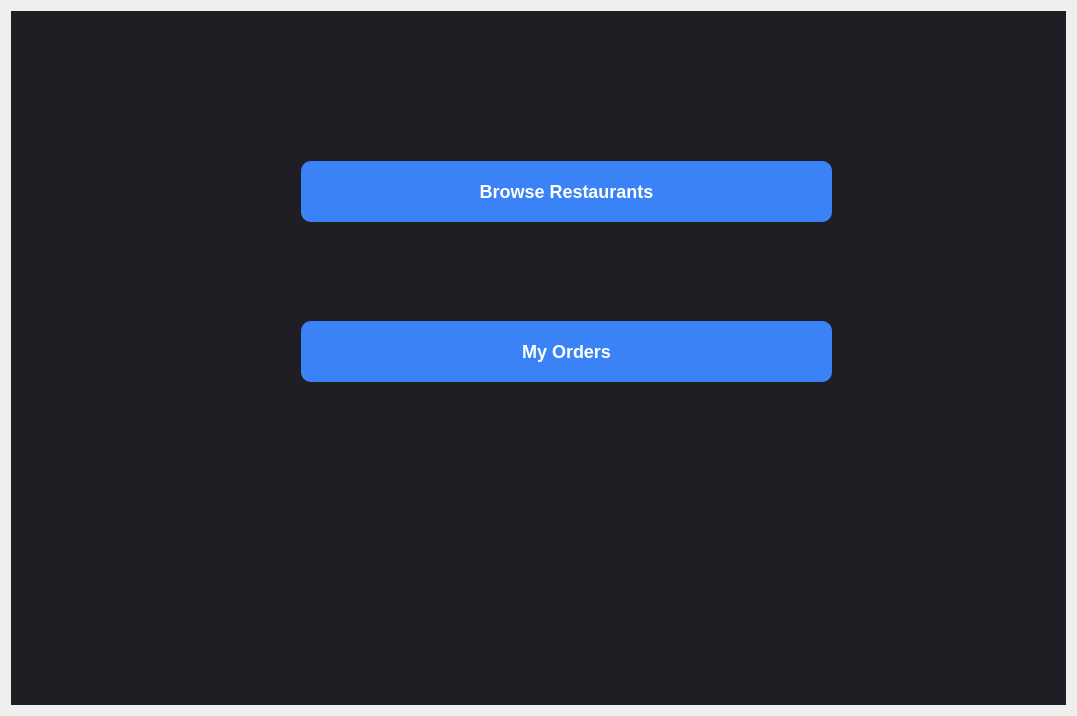
HamidrezaNadafian/Restaurant-Management-System, file main/gui/customerwindow.ui: the form before one commit.
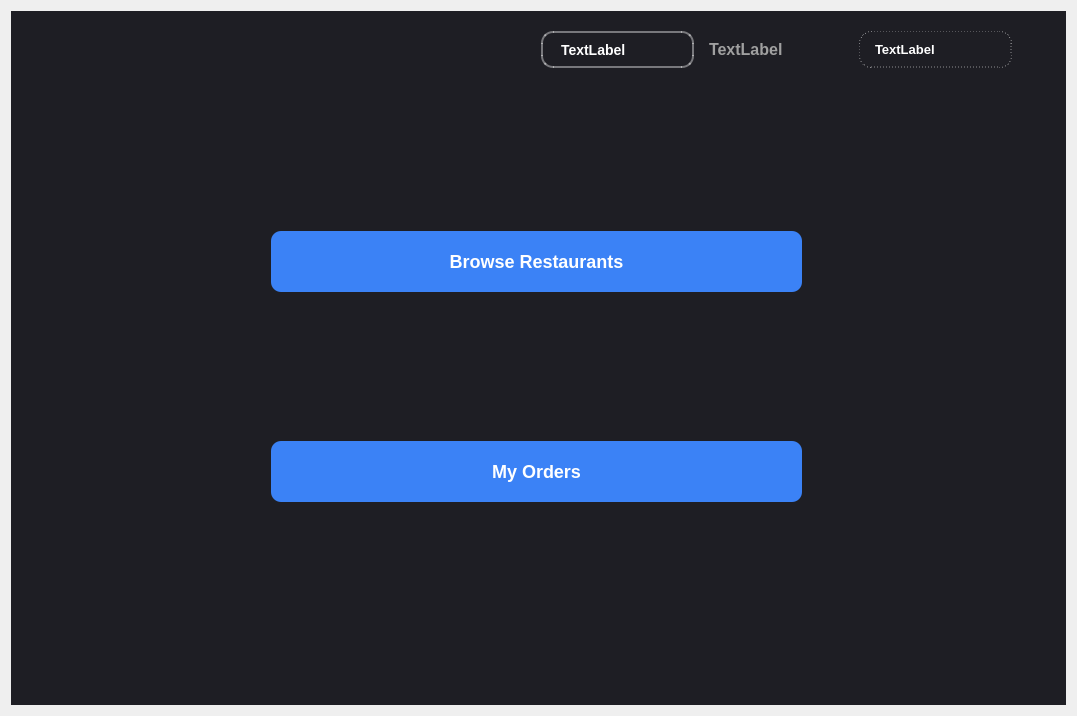
The form after the commit. The open tabs and pages were chosen to show the change.

Patch:
```diff
--- a/main/gui/customerwindow.ui
+++ b/main/gui/customerwindow.ui
@@ -74,7 +74,7 @@
     border-radius: 6px;
     margin-bottom: 5px;
 }
-#lblTotalPrice { font-size: 22px; font-weight: bold; color: #ff4757; padding: 15px 0; }
+#lblTotalPrice { font-size: 17px; font-weight: bold; color: #ff4757; padding: 15px 0; }
 
 
 QPushButton#btnBack {
@@ -192,7 +192,37 @@
 }
 QScrollBar::add-line:vertical, QScrollBar::sub-line:vertical {
     height: 0px;
-}</string>
+}
+
+QLabel#lblCurrentLevel {
+    color: #ffffff;          
+    font-size: 14px;            
+    font-weight: bold;         
+    font-family: &quot;Segoe UI&quot;, Arial;
+    border: 2px solid rgba(255, 255, 255, 0.4); 
+    border-radius: 12px;          
+    padding: 6px 14px;          
+}
+
+QLabel#lblArrow {
+    color: #a0a0a0;              
+    font-size: 16px;
+    font-weight: bold;
+    padding: 0px 5px;
+}
+
+/* استایل لول بعدی - با خط دور نقطه‌چین یا خط‌چین مدرن */
+QLabel#lblNextLevel {
+    color: #ffffff;
+    font-size: 13px;
+    font-weight: 600;              
+    font-family: &quot;Segoe UI&quot;, Arial;
+    border: 1px dashed rgba(255, 255, 255, 0.5); 
+    border-radius: 12px;        
+    padding: 5px 12px;
+}
+
+</string>
      </property>
      <property name="currentIndex">
       <number>3</number>
@@ -201,8 +231,8 @@
       <widget class="QPushButton" name="btnBrowseRestaurants">
        <property name="geometry">
         <rect>
-         <x>290</x>
-         <y>150</y>
+         <x>260</x>
+         <y>220</y>
          <width>531</width>
          <height>61</height>
         </rect>
@@ -232,8 +262,8 @@
       <widget class="QPushButton" name="btnMyOrders">
        <property name="geometry">
         <rect>
-         <x>290</x>
-         <y>310</y>
+         <x>260</x>
+         <y>430</y>
          <width>531</width>
          <height>61</height>
         </rect>
@@ -260,6 +290,39 @@
         <string>My Orders</string>
        </property>
       </widget>
+      <widget class="QWidget" name="horizontalLayoutWidget">
+       <property name="geometry">
+        <rect>
+         <x>530</x>
+         <y>20</y>
+         <width>471</width>
+         <height>37</height>
+        </rect>
+       </property>
+       <layout class="QHBoxLayout" name="horizontalLayout">
+        <item>
+         <widget class="QLabel" name="lblCurrentLevel">
+          <property name="text">
+           <string>TextLabel</string>
+          </property>
+         </widget>
+        </item>
+        <item>
+         <widget class="QLabel" name="lblArrow">
+          <property name="text">
+           <string>TextLabel</string>
+          </property>
+         </widget>
+        </item>
+        <item>
+         <widget class="QLabel" name="lblNextLevel">
+          <property name="text">
+           <string>TextLabel</string>
+          </property>
+         </widget>
+        </item>
+       </layout>
+      </widget>
      </widget>
      <widget class="QWidget" name="page_3">
       <widget class="QPushButton" name="btnBack">
```
Left out of the diff: 24 changed lines with no effect on the pictures.
